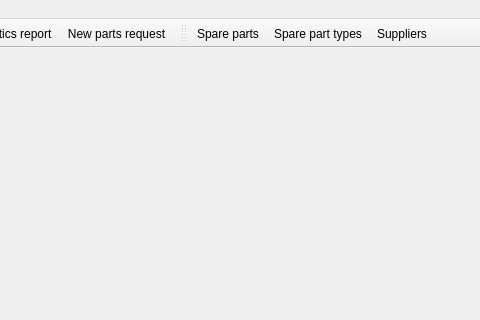
Above: RepairCenter/mainwindow.ui from Feo-d-oR/YARC before the change; both pictures show x 501 to 981 and y 0 to 320 of the 981 by 547 pixel window. Below: the same form after it.
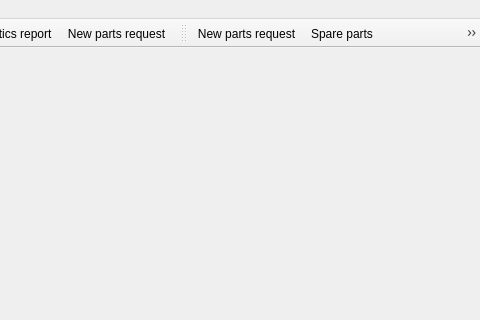
That is the form after the change. Icons and pictures are not drawn.

```diff
--- a/RepairCenter/mainwindow.ui
+++ b/RepairCenter/mainwindow.ui
@@ -147,6 +147,7 @@
    <attribute name="toolBarBreak">
     <bool>false</bool>
    </attribute>
+   <addaction name="mNewPartsRequest"/>
    <addaction name="mSpares"/>
    <addaction name="mSpareTypes"/>
    <addaction name="mSuppliers"/>
```
Left out of the diff: 16 changed lines with no effect on the pictures.
